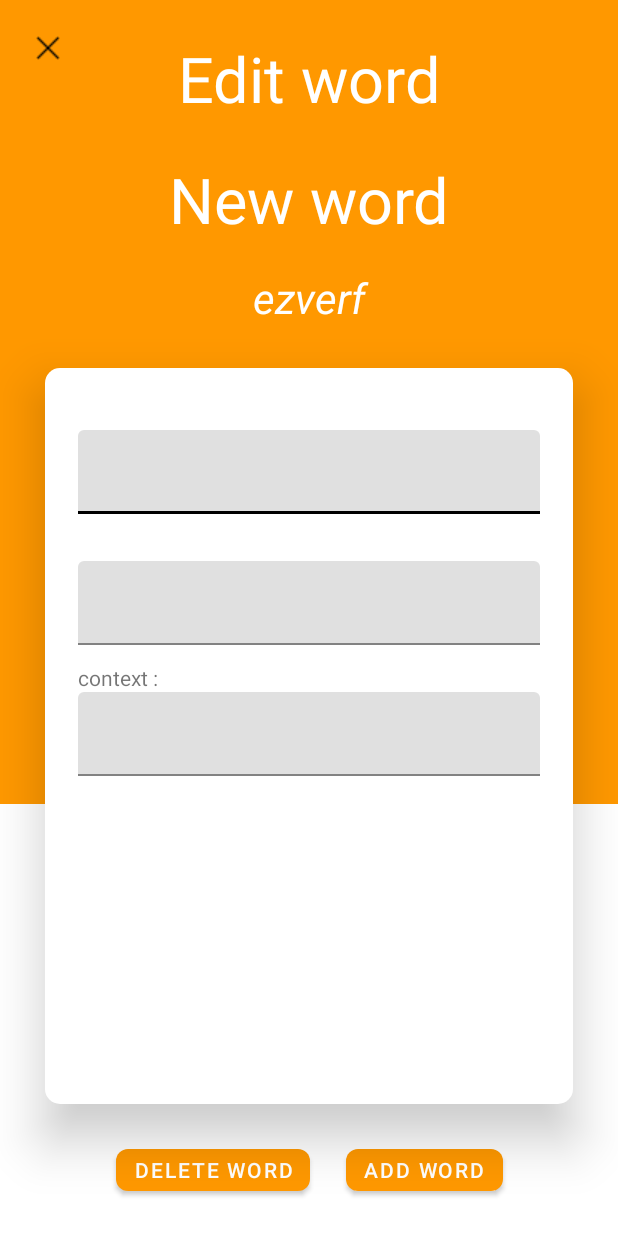
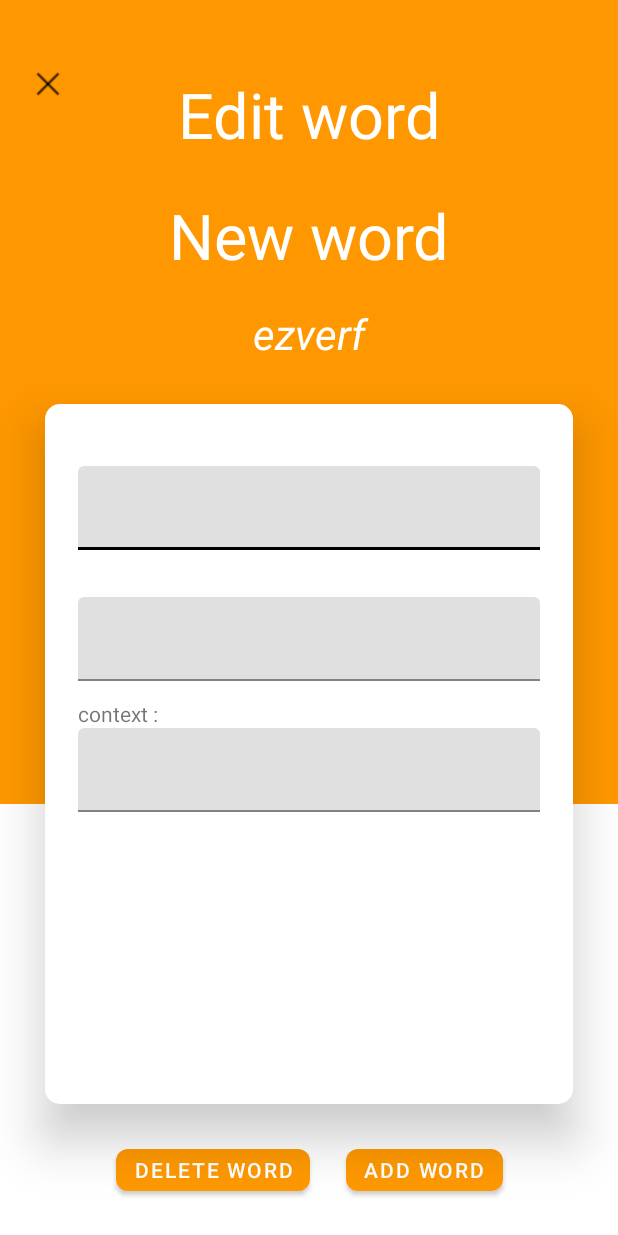
Before and after one commit to paulribeiro/MemoWords, an Android app: the layout fragment_new_word.xml on its own in the app's theme, with its tools: preview values and no code run, on a phone screen of 412 x 824 dp. Run offline under Robolectric (Android 15) with nearby library versions, the phone set to English and light mode, and no system bars.

Commit message:
Adapt UI display

```diff
--- a/app/src/main/res/layout/fragment_learning.xml
+++ b/app/src/main/res/layout/fragment_learning.xml
@@ -129,6 +129,7 @@
                 android:layout_marginEnd="24dp"
                 android:layout_marginBottom="24dp"
                 android:text="@string/show_answer"
+                android:backgroundTint="@color/themeColor2"
                 app:layout_constraintBottom_toBottomOf="parent"
                 app:layout_constraintEnd_toEndOf="parent"
                 app:layout_constraintStart_toStartOf="parent"
--- a/app/src/main/res/layout/fragment_new_word.xml
+++ b/app/src/main/res/layout/fragment_new_word.xml
@@ -25,7 +25,7 @@
         android:layout_height="16dp"
         android:layout_gravity="center_vertical"
         android:layout_marginStart="24dp"
-        android:layout_marginTop="24dp"
+        android:layout_marginTop="48dp"
         android:background="@drawable/cross_icon"
         app:layout_constraintStart_toStartOf="parent"
         app:layout_constraintTop_toTopOf="parent" />
@@ -45,7 +45,7 @@
             android:id="@+id/popupEditTitle"
             android:layout_width="fill_parent"
             android:layout_height="wrap_content"
-            android:layout_marginTop="24dp"
+            android:layout_marginTop="48dp"
             android:gravity="center"
             android:text="@string/edit_the_word"
             android:textColor="@color/white"
```
